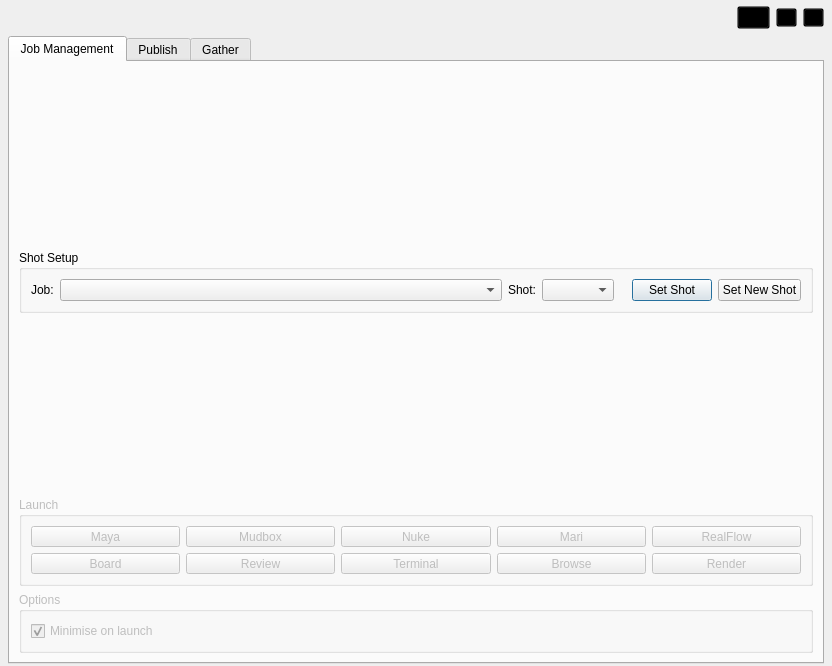
Before: the Qt Designer form core/ui/icarusUI.ui in mjbonnington/icarus-gps, drawn with Qt 5.
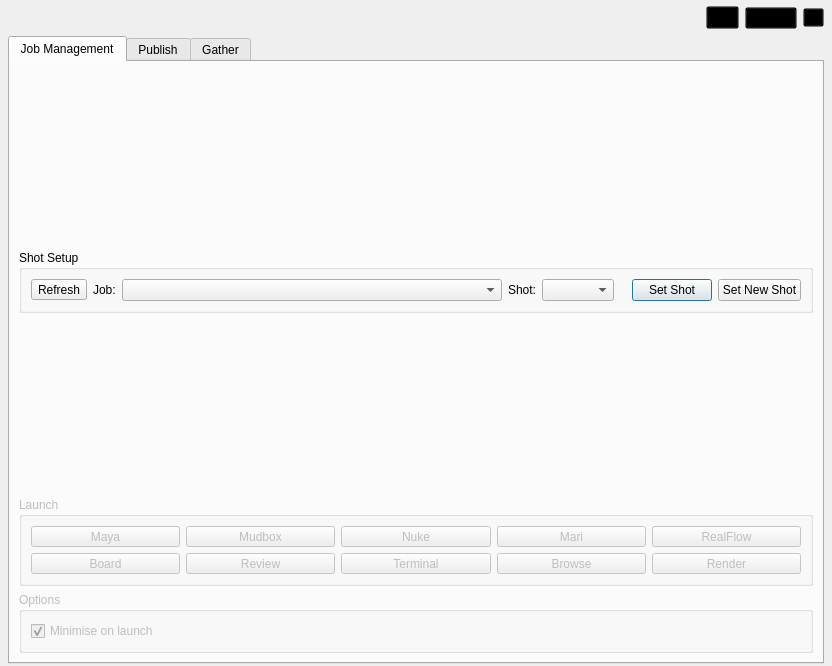
After: the same form once the commit is applied. Icons and pictures are not drawn.

Diff of the .ui file:
```diff
--- a/core/ui/icarusUI.ui
+++ b/core/ui/icarusUI.ui
@@ -201,12 +201,23 @@
           </widget>
          </item>
          <item>
-          <widget class="QToolButton" name="batchRename_toolButton">
-           <property name="toolTip">
-            <string>Batch Rename Tool</string>
+          <widget class="QToolButton" name="toolMenu_toolButton">
+           <property name="styleSheet">
+            <string notr="true">QToolButton {
+	padding: 1px 12px 2px 1px;
+}
+
+QToolButton:pressed, QToolButton:checked:pressed {
+	padding: 2px 11px 1px 2px;
+}
+
+QToolButton:disabled {
+	color: #ccc;
+}
+</string>
            </property>
            <property name="text">
-            <string>...</string>
+            <string>Tools</string>
            </property>
            <property name="icon">
             <iconset resource="rsc.qrc">
@@ -219,6 +230,12 @@
              <height>15</height>
             </size>
            </property>
+           <property name="popupMode">
+            <enum>QToolButton::InstantPopup</enum>
+           </property>
+           <property name="toolButtonStyle">
+            <enum>Qt::ToolButtonTextBesideIcon</enum>
+           </property>
           </widget>
          </item>
          <item>
@@ -298,6 +315,30 @@
              <string>Shot Setup</string>
             </property>
             <layout class="QHBoxLayout" name="horizontalLayout_16">
+             <item>
+              <widget class="QToolButton" name="refreshJobs_toolButton">
+               <property name="toolTip">
+                <string>Refresh jobs</string>
+               </property>
+               <property name="text">
+                <string>Refresh</string>
+               </property>
+               <property name="icon">
+                <iconset resource="rsc.qrc">
+                 <normaloff>:/rsc/rsc/icon_refresh.png</normaloff>
+                 <disabledoff>:/rsc/rsc/icon_refresh_disabled.png</disabledoff>:/rsc/rsc/icon_refresh.png</iconset>
+               </property>
+               <property name="iconSize">
+                <size>
+                 <width>15</width>
+                 <height>15</height>
+                </size>
+               </property>
+               <property name="toolButtonStyle">
+                <enum>Qt::ToolButtonIconOnly</enum>
+               </property>
+              </widget>
+             </item>
              <item>
               <widget class="QFrame" name="shotSetup_groupBox">
                <property name="enabled">
```
